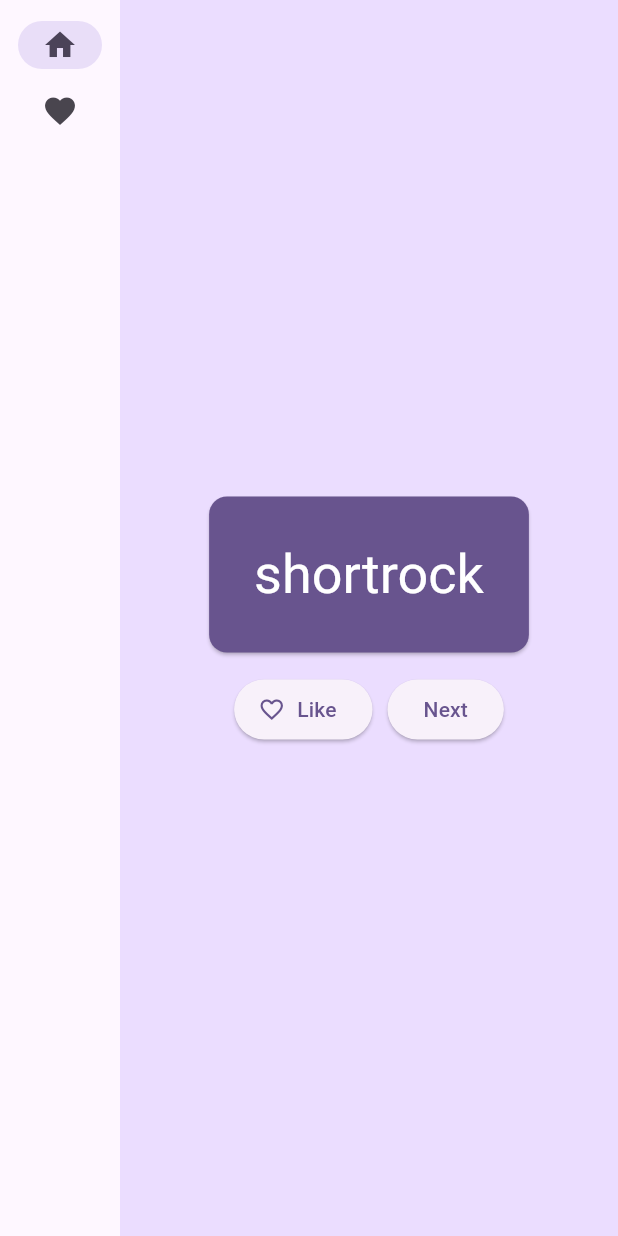
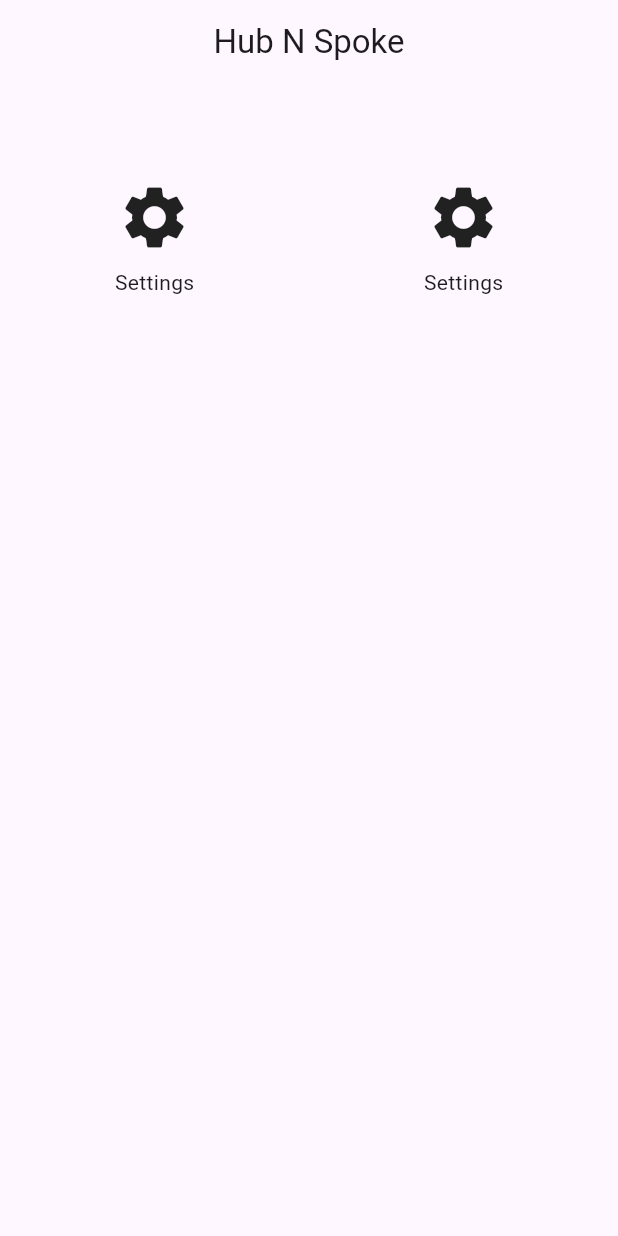
Before and after one commit to stivew/hub-n-spoke, a Flutter app: the screen it shows after launch, on a phone screen of 412 x 824 dp. Run offline on Flutter 3.47's test engine with Material 3 defaults, Android fonts, the phone set to English and light mode, and no system bars.

Commit message:
Basic homepage scaffolding

```diff
--- a/lib/main.dart
+++ b/lib/main.dart
@@ -1,213 +1,94 @@
-import 'package:english_words/english_words.dart';
 import 'package:flutter/material.dart';
-import 'package:provider/provider.dart';
 
 void main() {
   runApp(MyApp());
 }
 
 class MyApp extends StatelessWidget {
-  const MyApp({super.key});
+  @override
+  Widget build(BuildContext context) {
+    return MaterialApp(
+      title: 'Hub N Spoke',
+      theme: ThemeData(
+        colorScheme: ColorScheme.fromSeed(seedColor: Colors.deepPurple),
+      ),
+      home: HomePage(),
+    );
+  }
+}
+
+class HomePage extends StatelessWidget {
+  final List<AppIconData> appIcons = [
+    // add icon to corner of app to get to home
+    AppIconData(icon: Icons.settings, label: 'Settings', page: SettingsPage()),
+    AppIconData(icon: Icons.settings, label: 'Settings', page: SettingsPage()),
+  ];
 
   @override
   Widget build(BuildContext context) {
-    return ChangeNotifierProvider(
-      create: (context) => MyAppState(),
-      child: MaterialApp(
-        title: 'Hub N Spoke',
-        theme: ThemeData(
-          useMaterial3: true,
-          colorScheme: ColorScheme.fromSeed(seedColor: Colors.deepPurple),
+    return Scaffold(
+      appBar: AppBar(
+        title: Center(
+          child: Text('Hub N Spoke')
+        )
+      ),
+      body: GridView.builder(
+        gridDelegate: SliverGridDelegateWithFixedCrossAxisCount(
+          crossAxisCount: 2,
         ),
-        home: MyHomePage(),
+        itemCount: appIcons.length,
+        itemBuilder: (context, index) {
+          return GestureDetector(
+            onTap: () {
+              Navigator.push(
+                context,
+                MaterialPageRoute(builder: (context) => appIcons[index].page),
+              );
+            },
+            child: Column(
+              mainAxisAlignment: MainAxisAlignment.center,
+              children: [
+                Icon(appIcons[index].icon, size: 50.0),
+                SizedBox(height: 8.0),
+                Text(appIcons[index].label),
+              ],
+            ),
+          );
+        },
       ),
     );
   }
 }
 
-class MyAppState extends ChangeNotifier {
-  var current = WordPair.random();
-
-  void getNext () {
-    current = WordPair.random();
-    notifyListeners();
-  }
-
-  var favorites = <WordPair>[];
-
-  void toggleFavorite() {
-    if (favorites.contains(current)) {
-      favorites.remove(current);
-    } else {
-      favorites.add(current);
-    }
-
-    notifyListeners();
-  }
-}
-
-class MyHomePage extends StatefulWidget {
-  @override
-  State<MyHomePage> createState() => _MyHomePageState();
-}
-
-class _MyHomePageState extends State<MyHomePage> {
-
-  var selectedIndex = 0;
-
+class SettingsPage extends StatelessWidget {
   @override
   Widget build(BuildContext context) {
-
-  Widget page;
-  switch (selectedIndex) {
-    case 0:
-      page = GeneratorPage();
-      break;
-    case 1:
-      page = FavoritesPage();
-      break;
-    default:
-      throw UnimplementedError('no widget for $selectedIndex');
-  }
-
-    return LayoutBuilder(
-      builder: (context, constraints) {
-        return Scaffold(
-          body: Row(
-            children: [
-              SafeArea(
-                child: NavigationRail(
-                  extended: constraints.maxWidth >= 600,
-                  destinations: [
-                    NavigationRailDestination(
-                      icon: Icon(Icons.home),
-                      label: Text('Home'),
-                    ),
-                    NavigationRailDestination(
-                      icon: Icon(Icons.favorite),
-                      label: Text('Favorites'),
-                    ),
-                  ],
-                  selectedIndex: selectedIndex,
-                  onDestinationSelected: (value) {
-                    setState(() {
-                      selectedIndex = value;
-                    });
-
-                  },
-                ),
-              ),
-              Expanded(
-                child: Container(
-                  color: Theme.of(context).colorScheme.primaryContainer,
-                  child: page,
-                ),
-              ),
-            ],
+    return Scaffold(
+      body: ListView(
+        padding: const EdgeInsets.all(8),
+        children: <Widget>[
+          Container(
+            height: 50,
+            child: const Center(child: Text('Entry A')),
           ),
-        );
-      }
+          Container(
+            height: 50,
+            child: const Center(child: Text('Entry B')),
+          ),
+          Container(
+            height: 50,
+            child: const Center(child: Text('Entry C')),
+          ),
+        ],
+      )
     );
   }
 }
 
-class GeneratorPage extends StatelessWidget {
-  @override
-  Widget build(BuildContext context) {
-    var appState = context.watch<MyAppState>();
-    var pair = appState.current;
+class AppIconData {
+  final IconData icon;
+  final String label;
+  final Widget page;
 
-    IconData icon;
-    if (appState.favorites.contains(pair)) {
-      icon = Icons.favorite;
-    } else {
-      icon = Icons.favorite_border;
-    }
-
-    return Center(
-      child: Column(
-        mainAxisAlignment: MainAxisAlignment.center,
-        children: [
-          BigCard(wordPair: pair),
-          SizedBox(height: 10),
-          Row(
-            mainAxisSize: MainAxisSize.min,
-            children: [
-              ElevatedButton.icon(
-                onPressed: () {
-                  appState.toggleFavorite();
-                },
-                icon: Icon(icon),
-                label: Text('Like'),
-              ),
-              SizedBox(width: 10),
-              ElevatedButton(
-                onPressed: () {
-                  appState.getNext();
-                },
-                child: Text('Next'),
-              ),
-            ],
-          ),
-        ],
-      ),
-    );
-  }
+  AppIconData({required this.icon, required this.label, required this.page});
 }
-
-class FavoritesPage extends StatelessWidget {
-  @override
-  Widget build(BuildContext context) {
-    var appState = context.watch<MyAppState>();
-
-    if (appState.favorites.isEmpty) {
-      return Center(
-        child: Text('No favorites yet.'),
-      );
-    }
-
-    return ListView(
-      children: [
-        Padding(
-          padding: const EdgeInsets.all(20),
-          child: Text('You have '
-              '${appState.favorites.length} favorites:'),
-        ),
-        for (var pair in appState.favorites)
-          ListTile(
-            leading: Icon(Icons.favorite),
-            title: Text(pair.asLowerCase),
-          ),
-      ],
-    );
-  }
-}
-
-class BigCard extends StatelessWidget {
-  const BigCard({
-    super.key,
-    required this.wordPair,
-  });
-
-  final WordPair wordPair;
-
-  @override
-  Widget build(BuildContext context) {
-    final theme = Theme.of(context);
-    final style = theme.textTheme.displaySmall!.copyWith(
-      color: theme.colorScheme.onPrimary
-    );
-
-    return Card(
-      color: theme.colorScheme.primary,
-      child: Padding(
-        padding: const EdgeInsets.all(30.0),
-        child: Text(
-          wordPair.asLowerCase,
-          style: style,
-          semanticsLabel: "${wordPair.first} ${wordPair.second}"
-        ),
-      ),
-    );
-  }
-}
```
